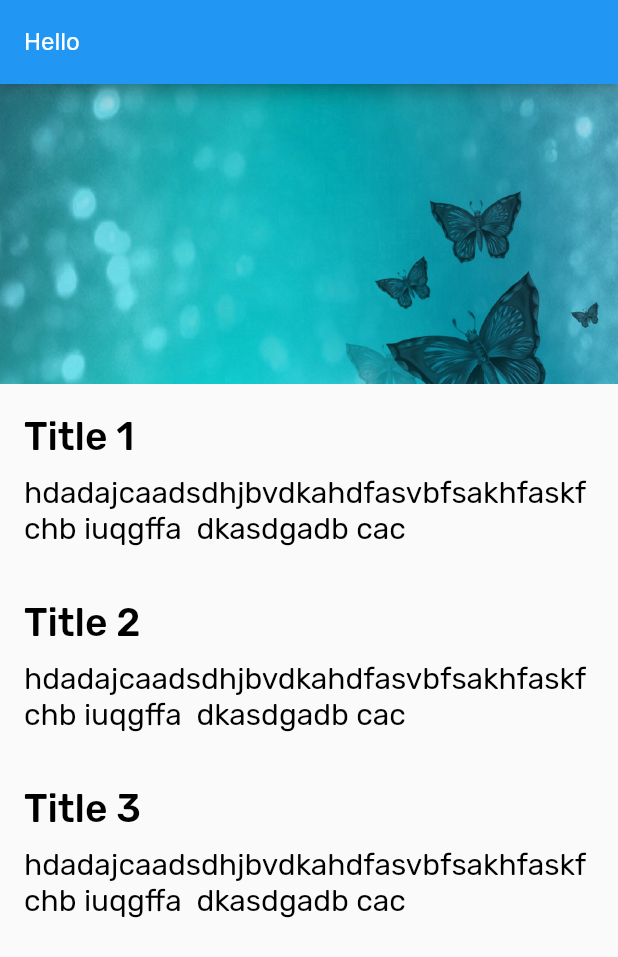
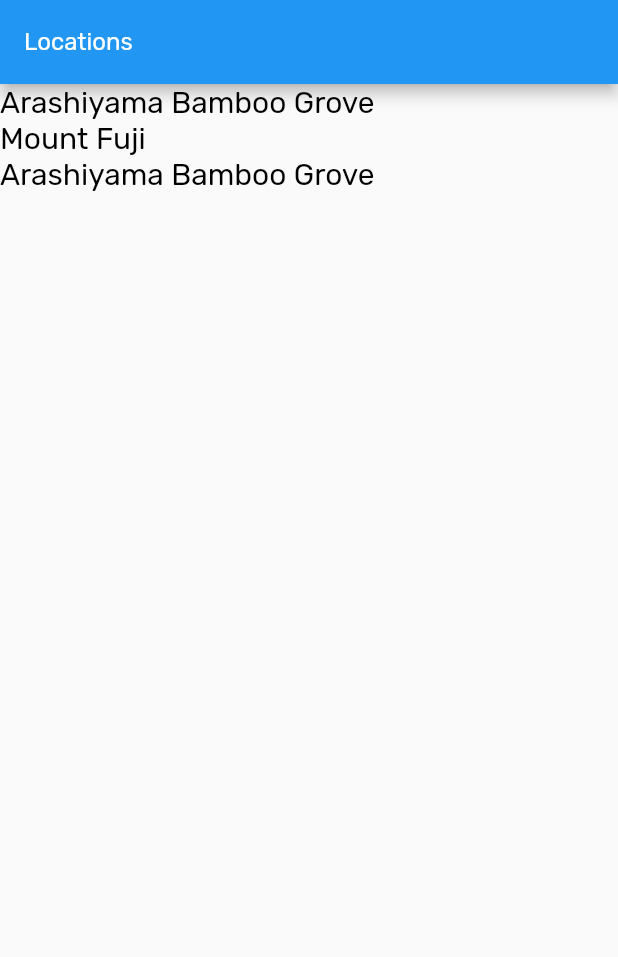
Before and after one commit to sam-tech-dev/flutter_poc, a Flutter app: the screen it shows after launch, on a phone screen of 412 x 824 dp. Shown: the top 957 px of the screen. Run offline on Flutter 3.47's test engine with Material 2 defaults, Android fonts, the phone set to English and light mode, and no system bars.

Commit message:
location navigation

```diff
--- a/lib/LocationDetail.dart
+++ b/lib/LocationDetail.dart
@@ -1,30 +1,39 @@
 import 'package:flutter/material.dart';
 import 'package:flutter_poc/TextSection.dart';
 import 'package:flutter_poc/image_banner.dart';
+import 'package:flutter_poc/models/Location.dart';
 
 
 
 class LocationDetail extends StatelessWidget{
 
-  @override
+    int _locationID;
+
+    LocationDetail(this._locationID);
+
+    @override
   Widget build(BuildContext context) {
+
+   // final List<Location> locations= Location.fetchAll();
+    final Location location=  Location.locationById(_locationID);
 
     return Scaffold(
       appBar: AppBar(
-        title: Text("Hello"),
+        title: Text(location.name),
       ),
       body: Column(
         mainAxisAlignment: MainAxisAlignment.start,
         crossAxisAlignment: CrossAxisAlignment.stretch,
         children: <Widget>[
-          ImageBanner("assets/images/demo_image.jpg"),
-          TextSection("Title 1","hdadajcaadsdhjbvdkahdfasvbfsakhfaskf chb iuqgffa  dkasdgadb cac"),
-          TextSection("Title 2","hdadajcaadsdhjbvdkahdfasvbfsakhfaskf chb iuqgffa  dkasdgadb cac"),
-          TextSection("Title 3","hdadajcaadsdhjbvdkahdfasvbfsakhfaskf chb iuqgffa  dkasdgadb cac"),
-        ],
+          ImageBanner(location.imagePath),
+        ]..addAll(textSections(location)),
       )
     );
   }
 
 
+  List<Widget> textSections(Location location){
+    return location.facts.map((fact)=> TextSection(fact.title,fact.text)).toList(growable: true);
+  }
+
 }
--- /dev/null
+++ b/lib/Locations/Locations.dart
@@ -0,0 +1,32 @@
+
+import 'package:flutter/material.dart';
+import 'package:flutter_poc/main.dart';
+import 'package:flutter_poc/models/Location.dart';
+
+class Locations extends StatelessWidget {
+  // This widget is the root of your application.
+  @override
+  Widget build(BuildContext context) {
+    final locations = Location.fetchAll();
+
+    return Scaffold(
+      appBar: AppBar(
+        title: Text('Locations'),
+      ),
+      body: ListView(
+        children: locations
+            .map((location) => GestureDetector(child: Text(location.name),
+            onTap:()=> _onTapLocation(context, location.id) ,
+        ))
+            .toList(),
+      ),
+    );
+  }
+
+
+
+  _onTapLocation(BuildContext context, int locationId){
+    Navigator.pushNamed(context, LocationDetailRoute, arguments: {'id':locationId});
+  }
+
+}
--- a/lib/main.dart
+++ b/lib/main.dart
@@ -1,16 +1,22 @@
 import 'package:flutter/material.dart';
+import 'package:flutter_poc/Locations/Locations.dart';
 import 'package:flutter_poc/style.dart';
 
 import 'LocationDetail.dart';
 
 void main() => runApp(MyApp());
 
+const LocationRoute= '/';
+const LocationDetailRoute ='/location_detail';
+
 class MyApp extends StatelessWidget {
+
+
   // This widget is the root of your application.
   @override
   Widget build(BuildContext context) {
     return MaterialApp(
-      home: LocationDetail(),
+      onGenerateRoute: _routes(),
       theme: ThemeData(
         appBarTheme: AppBarTheme(
           textTheme: TextTheme( title: AppBarTextStyle)
@@ -22,4 +28,23 @@ class MyApp extends StatelessWidget {
     ),
     );
   }
+
+  RouteFactory _routes(){
+    return (settings){
+      final Map<String, dynamic> arguments = settings.arguments;
+      Widget screen;
+      switch (settings.name) {
+        case LocationRoute:
+          screen = Locations();
+          break;
+        case LocationDetailRoute:
+          screen = LocationDetail(arguments['id']);
+          break;
+        default:
+          return null;
+      }
+      return MaterialPageRoute(builder: (BuildContext context) => screen);
+    };
+  }
+
 }
--- /dev/null
+++ b/lib/models/Location.dart
@@ -0,0 +1,49 @@
+import 'package:flutter_poc/models/LocationFact.dart';
+
+class Location{
+
+  int id;
+  String name;
+  String imagePath;
+  List<LocationFact> facts;
+
+  Location(this.id, this.name, this.imagePath, this.facts);
+
+
+
+  static Location locationById(int id){
+    List<Location> locations = fetchAll();
+    for(var i= 0; i<locations.length; i++){
+      if(locations[i].id== id){
+        return locations[i];
+      }
+    }
+    return null;
+  }
+
+
+  static List<Location> fetchAll(){
+    return [
+      Location(1,"Arashiyama Bamboo Grove","assets/images/demo_image.jpg",
+      [LocationFact('Summary',
+          'While we could go on about the ethereal glow and seemingly endless heights of this bamboo grove on the outskirts of Kyoto, the sight\'s pleasures extend beyond the visual realm.'),
+        LocationFact('How to Get There',
+            'Kyoto airport, with several terminals, is located 16 kilometres south of the city and is also known as Kyoto. Kyoto can also be reached by transport links from other regional airports.'),
+      ]),
+
+      Location(2,"Mount Fuji","assets/images/demo_image.jpg",
+          [LocationFact('Summary',
+              'While we could go on about the ethereal glow and seemingly endless heights of this bamboo grove on the outskirts of Kyoto, the sight\'s pleasures extend beyond the visual realm.'),
+            LocationFact('How to Get There',
+                'Kyoto airport, with several terminals, is located 16 kilometres south of the city and is also known as Kyoto. Kyoto can also be reached by transport links from other regional airports.'),
+          ]),
+
+      Location(3,"Arashiyama Bamboo Grove","assets/images/demo_image.jpg",
+          [LocationFact('Summary',
+              'While we could go on about the ethereal glow and seemingly endless heights of this bamboo grove on the outskirts of Kyoto, the sight\'s pleasures extend beyond the visual realm.'),
+            LocationFact('How to Get There',
+                'Kyoto airport, with several terminals, is located 16 kilometres south of the city and is also known as Kyoto. Kyoto can also be reached by transport links from other regional airports.'),
+          ]),
+    ];
+  }
+}
--- /dev/null
+++ b/lib/models/LocationFact.dart
@@ -0,0 +1,10 @@
+
+
+class LocationFact{
+
+  String title;
+  String text;
+
+  LocationFact(this.title, this.text);
+
+}
```
